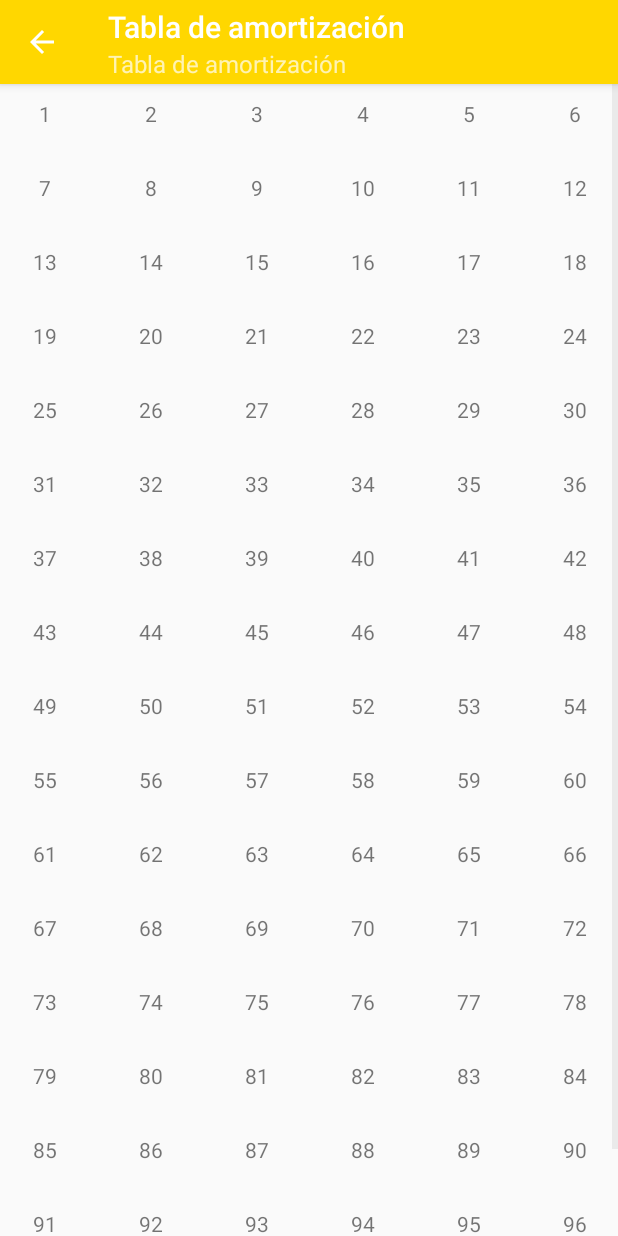
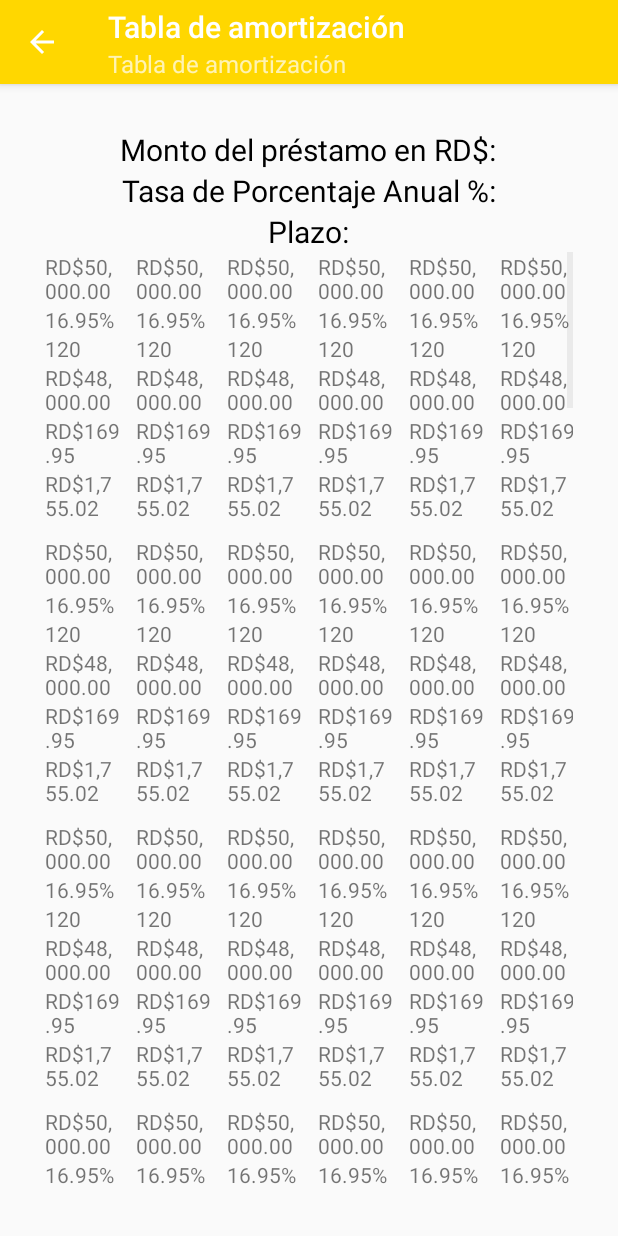
Before and after one commit to reymerfricasm/prj-cursobasico-3, an Android app: the AmountPaymentsActivity screen opened directly, with no data from a screen before it, on a phone screen of 412 x 824 dp. Run offline under Robolectric (Android 15) with nearby library versions, the phone set to English and light mode, and no system bars.

Commit message:
Working GridView - Pending correct data to show and get the input text from the main activity.

```diff
--- a/app/src/main/AndroidManifest.xml
+++ b/app/src/main/AndroidManifest.xml
@@ -16,9 +16,7 @@
                 <category android:name="android.intent.category.LAUNCHER" />
             </intent-filter>
         </activity>
-        <activity android:name=".amount_payments" />
         <activity android:name=".AmountPaymentsActivity" />
-        <activity android:name=".GridViewItem"></activity>
     </application>
 
 </manifest>
--- /dev/null
+++ b/app/src/main/java/com/ebank/bankingevaluation/Amortization.java
@@ -0,0 +1,10 @@
+package com.ebank.bankingevaluation;
+
+public class Amortization {
+    public double amount;
+    public double rate;
+    public double time;
+    public double currentCapital;
+    public double interest;
+    public double capitalPayment;
+}
--- a/app/src/main/java/com/ebank/bankingevaluation/AmountPaymentsActivity.java
+++ b/app/src/main/java/com/ebank/bankingevaluation/AmountPaymentsActivity.java
@@ -1,18 +1,23 @@
 package com.ebank.bankingevaluation;
 
 import android.content.DialogInterface;
+import android.content.Intent;
 import android.support.v7.app.AlertDialog;
 import android.support.v7.app.AppCompatActivity;
 import android.os.Bundle;
 import android.view.MenuItem;
 import android.view.View;
 import android.widget.ArrayAdapter;
+import android.widget.EditText;
 import android.widget.GridView;
+import android.widget.TextView;
 
+import java.lang.reflect.AccessibleObject;
 import java.util.ArrayList;
 import java.util.List;
 
 public class AmountPaymentsActivity extends AppCompatActivity{
+    private TextView mAmount, mRate, mTime;
 
     @Override
     protected void onCreate(Bundle savedInstanceState) {
@@ -21,11 +26,12 @@ public class AmountPaymentsActivity extends AppCompatActivity{
         setBasicView();
         GridView gridView = findViewById(R.id.gridViewComponent);
 
-        List<String> list = new ArrayList<>();
-        for (int i = 0; i < 100; i++){
-            list.add(Integer.toString(i  + 1));
-        }
-        gridView.setAdapter(new ArrayAdapter<>(this, R.layout.activity_grid_view_item, list));
+        Financial bank = Financial.getInstance();
+        final List<Amortization> table = new ArrayList<>();
+
+        table.addAll(bank.getAmortization(500,10.1, 120));
+        GridAdapter adapter = new GridAdapter(this, table);
+        gridView.setAdapter(adapter);
     }
 
     @Override
@@ -38,7 +44,7 @@ public class AmountPaymentsActivity extends AppCompatActivity{
     private void confirmBack(){
             AlertDialog.Builder builder = new AlertDialog.Builder(this);
             builder.setTitle(getString(R.string.app_name));
-            builder.setMessage("Seguro que deseas ir atras");
+            builder.setMessage(R.string.confirm);
 
             builder.setPositiveButton("SI", new DialogInterface.OnClickListener() {
                 @Override
@@ -61,4 +67,13 @@ public class AmountPaymentsActivity extends AppCompatActivity{
         getSupportActionBar().setSubtitle(R.string.paymentsDetails);
         getSupportActionBar().setDisplayHomeAsUpEnabled(true);
     }
+    private void fillTextView(String[] data){
+        mAmount = findViewById(R.id.amount2);
+        mRate = findViewById(R.id.rate2);
+        mTime = findViewById(R.id.time2);
+
+        mAmount.setText(data[0]);
+        mRate.setText(data[1]);
+        mTime.setText(data[2]);
+    }
 }
--- /dev/null
+++ b/app/src/main/java/com/ebank/bankingevaluation/Financial.java
@@ -0,0 +1,39 @@
+package com.ebank.bankingevaluation;
+
+import java.util.ArrayList;
+import java.util.List;
+
+public class Financial {
+
+    private static Financial mSingleton = null;
+    private final double YEAR = 12;
+    private final double CIEN = 100;
+
+    private Financial(){
+    }
+
+    public static Financial getInstance() {
+        if(mSingleton == null){
+            mSingleton = new Financial();
+        }
+        return  mSingleton;
+    }
+
+    public List<Amortization> getAmortization(double amount, double rate, double time){
+        double tempRate = (rate / CIEN) / YEAR;
+        double r = amount * (tempRate * Math.pow((1 + tempRate), time)) / (Math.pow((1 + tempRate), time) - 1);
+        List<Amortization> table = new ArrayList<>();
+        Amortization model = new Amortization();
+        for ( int i = 1; i <= time; i++ ){
+            model.rate = rate;
+            model.amount = amount;
+            model.time = time;
+            model.interest = amount * tempRate;
+            model.capitalPayment = r - model.interest;
+            amount = amount - model.capitalPayment;
+            model.currentCapital = amount - model.capitalPayment;
+            table.add(model);
+        }
+        return table;
+    }
+}
--- /dev/null
+++ b/app/src/main/java/com/ebank/bankingevaluation/GridAdapter.java
@@ -0,0 +1,38 @@
+package com.ebank.bankingevaluation;
+
+import android.content.Context;
+import android.view.LayoutInflater;
+import android.view.View;
+import android.view.ViewGroup;
+import android.widget.ArrayAdapter;
+import android.widget.TextView;
+
+import java.util.List;
+
+public class GridAdapter extends ArrayAdapter<Amortization> {
+
+    public GridAdapter(Context context, List<Amortization> objects) {
+        super(context, 0, objects);
+    }
+    @Override
+    public View getView(int position, View convertView, ViewGroup parent){
+        Amortization table = getItem(position);
+        if(convertView == null){
+            convertView = LayoutInflater.from(getContext()).inflate(R.layout.grid_view_items, parent, false);
+        }
+        TextView amount = convertView.findViewById(R.id.amountItems);
+        TextView rate = convertView.findViewById(R.id.rateId);
+        TextView time = convertView.findViewById(R.id.timeId);
+        TextView currentCapital = convertView.findViewById(R.id.currentCapitalId);
+        TextView interest = convertView.findViewById(R.id.interestId);
+        TextView capitalPayment = convertView.findViewById(R.id.capitalPaymentId);
+
+        amount.setText("RD$50,000.00");
+        rate.setText("16.95%");
+        time.setText("120");
+        currentCapital.setText("RD$48,000.00");
+        interest.setText("RD$169.95");
+        capitalPayment.setText("RD$1,755.02");
+        return  convertView;
+    }
+}
--- a/app/src/main/java/com/ebank/bankingevaluation/GridViewItem.java
+++ /dev/null
@@ -1,13 +0,0 @@
-package com.ebank.bankingevaluation;
-
-import android.support.v7.app.AppCompatActivity;
-import android.os.Bundle;
-
-public class GridViewItem extends AppCompatActivity {
-
-    @Override
-    protected void onCreate(Bundle savedInstanceState) {
-        super.onCreate(savedInstanceState);
-        setContentView(R.layout.activity_grid_view_item);
-    }
-}
--- a/app/src/main/java/com/ebank/bankingevaluation/MainActivity.java
+++ b/app/src/main/java/com/ebank/bankingevaluation/MainActivity.java
@@ -11,6 +11,8 @@ import android.widget.Toast;
 
 public class MainActivity extends AppCompatActivity implements View.OnClickListener{
     private EditText mAmountText, mRateText, mTimeText;
+    private String[] data = new String[3];
+    public static final String INTENT_KEY = "NAME";
 
     @Override
     protected void onCreate(Bundle savedInstanceState) {
@@ -27,27 +29,31 @@ public class MainActivity extends AppCompatActivity implements View.OnClickListe
                 CleanText();
                 break;
             case R.id.calculate:
-                if(validateNotNullValues()){ //just true
-                    startActivity(new Intent(this, AmountPaymentsActivity.class));
-                } else { //case false
+                if(validateNotNullValues()){
+                   /*data[0] = mAmountText.getText().toString();
+                    data[1] = mRateText.getText().toString();
+                    data[2] = mTimeText.getText().toString();*/
+                    Intent intent = new Intent(this, AmountPaymentsActivity.class);
+                    //intent.putExtra(INTENT_KEY, data);
+                    startActivity(intent);
+                } else {
                     sendExceptionMessage();
                 }
                 break;
         }
     }
     private void sendExceptionMessage() {
-        Toast.makeText(this, R.string.nullValues, Toast.LENGTH_SHORT);
+        Toast.makeText(this, R.string.nullValues, Toast.LENGTH_SHORT).show();
     }
     private boolean validateNotNullValues(){
         mAmountText = findViewById(R.id.amountEdit);
         mRateText = findViewById(R.id.rateEdit);
         mTimeText = findViewById(R.id.timeEdit);
+        String amount = mAmountText.getText().toString();
+        String rate = mRateText.getText().toString();
+        String time = mTimeText.getText().toString();
 
-        if(mAmountText.getText().equals(null) && mTimeText.getText() != null && mRateText.getText() != null){
-            return true;
-        } else{
-            return false;
-        }
+        return amount.isEmpty() || rate.isEmpty() || time.isEmpty() ? false : true;
     }
     private void CleanText(){
         mAmountText = findViewById(R.id.amountEdit);
@@ -65,5 +71,5 @@ public class MainActivity extends AppCompatActivity implements View.OnClickListe
     private void setListeners(){
         findViewById(R.id.clear).setOnClickListener(this);
         findViewById(R.id.calculate).setOnClickListener(this);
-    };
+    }
 }
--- a/app/src/main/res/layout/activity_amount_payments.xml
+++ b/app/src/main/res/layout/activity_amount_payments.xml
@@ -1,9 +1,38 @@
 <?xml version="1.0" encoding="utf-8"?>
-<GridView xmlns:android="http://schemas.android.com/apk/res/android"
-    xmlns:app="http://schemas.android.com/apk/res-auto"
+<LinearLayout xmlns:android="http://schemas.android.com/apk/res/android"
+    xmlns:tools="http://schemas.android.com/tools"
+    android:orientation="vertical"
+    android:layout_width="match_parent"
+    android:layout_height="match_parent"
+    android:padding="30dp"
+    tools:context=".AmountPaymentsActivity">
+
+    <TextView
+        android:id="@+id/amount2"
+        style="@style/textStyle"
+        android:layout_width="wrap_content"
+        android:layout_height="wrap_content"
+        android:text="@string/amountLoan"
+        android:layout_gravity="center"/>
+    <TextView
+        android:id="@+id/rate2"
+        style="@style/textStyle"
+        android:layout_width="wrap_content"
+        android:layout_height="wrap_content"
+        android:text="@string/rate"
+        android:layout_gravity="center"/>
+    <TextView
+        android:id="@+id/time2"
+        style="@style/textStyle"
+        android:layout_width="wrap_content"
+        android:layout_height="wrap_content"
+        android:text="@string/time"
+        android:layout_gravity="center" />
+
+    <GridView
         xmlns:tools="http://schemas.android.com/tools"
         android:id="@+id/gridViewComponent"
-    android:columnWidth="90dp"
+        android:columnWidth="100dp"
         android:horizontalSpacing="10dp"
         android:verticalSpacing="10dp"
         android:numColumns="6"
@@ -13,3 +42,4 @@
         android:layout_height="match_parent"
         tools:context=".AmountPaymentsActivity">
     </GridView>
+</LinearLayout>
--- a/app/src/main/res/layout/activity_grid_view_item.xml
+++ /dev/null
@@ -1,10 +0,0 @@
-<?xml version="1.0" encoding="utf-8"?>
-<TextView
-    android:id="@+id/myTextView"
-    xmlns:android="http://schemas.android.com/apk/res/android"
-    android:layout_width="match_parent"
-    android:layout_height="wrap_content"
-    android:padding="10dp"
-    android:gravity="center"
-    android:text="1">
-</TextView>
--- a/app/src/main/res/layout/activity_main.xml
+++ b/app/src/main/res/layout/activity_main.xml
@@ -46,7 +46,7 @@
         android:layout_width="match_parent"
         android:layout_height="wrap_content"
         android:ems="10"
-        android:inputType="number"
+        android:inputType="numberDecimal"
         android:gravity="center"/>
     <TextView
         android:id="@+id/time"
--- /dev/null
+++ b/app/src/main/res/layout/grid_view_items.xml
@@ -0,0 +1,33 @@
+<?xml version="1.0" encoding="utf-8"?>
+<LinearLayout
+    xmlns:android="http://schemas.android.com/apk/res/android"
+    android:orientation="vertical"
+    android:layout_width="match_parent"
+    android:layout_height="match_parent">
+
+    <TextView
+        android:id="@+id/amountItems"
+        android:layout_width="wrap_content"
+        android:layout_height="wrap_content"/>
+    <TextView
+        android:id="@+id/rateId"
+        android:layout_width="wrap_content"
+        android:layout_height="wrap_content"/>
+    <TextView
+        android:id="@+id/timeId"
+        android:layout_width="wrap_content"
+        android:layout_height="wrap_content"/>
+    <TextView
+        android:id="@+id/currentCapitalId"
+        android:layout_width="wrap_content"
+        android:layout_height="wrap_content"/>
+    <TextView
+        android:id="@+id/interestId"
+        android:layout_width="wrap_content"
+        android:layout_height="wrap_content"/>
+    <TextView
+        android:id="@+id/capitalPaymentId"
+        android:layout_width="wrap_content"
+        android:layout_height="wrap_content"/>
+
+</LinearLayout>
--- a/app/src/main/res/values/strings.xml
+++ b/app/src/main/res/values/strings.xml
@@ -14,4 +14,5 @@
     <string name="amortizationView">Tabla de amortización</string>
     <string name="paymentsDetails">Tabla de amortización</string>
     <string name="nullValues">No pueden haber campos vacios.</string>
+    <string name="confirm">¿Seguro que desea ir atras?</string>
 </resources>
```
Lines whose indentation alone changed are shown as unchanged.
